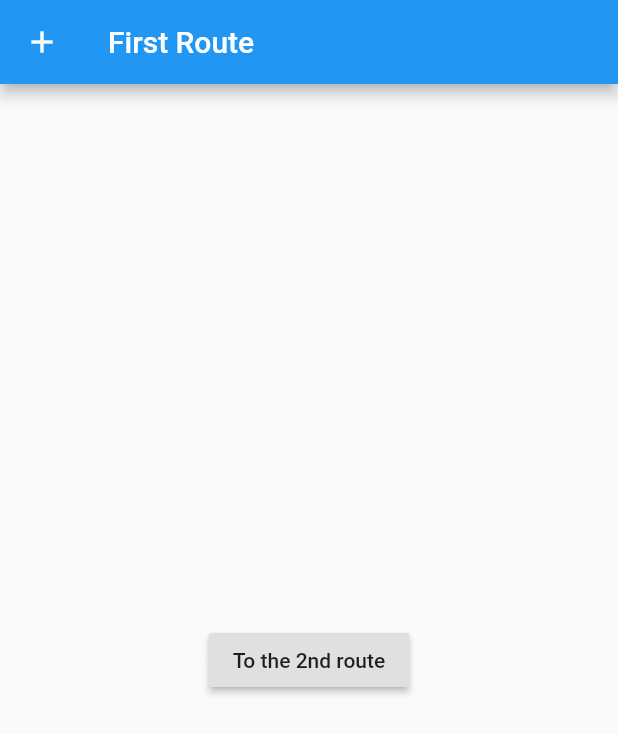
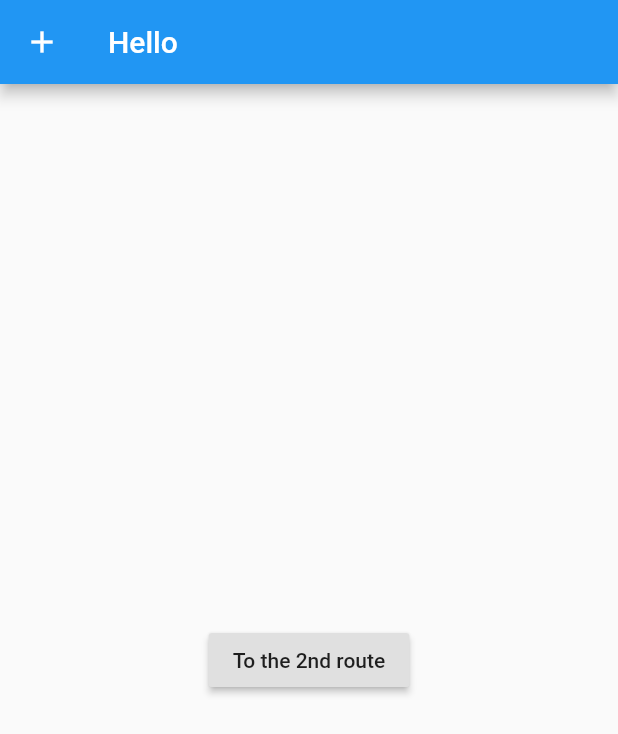
Before and after one commit to kmh339/flutter_login, a Flutter app: the First screen opened directly, on a phone screen of 412 x 824 dp. Shown: the top 734 px of the screen. Run offline on Flutter 3.47's test engine with Material 2 defaults, Android fonts, the phone set to English and light mode, and no system bars; our stand-ins replace bloc, equatable, flutter_bloc, get, rxdart, shared_preferences; accounts and stored records are empty; generated files the repository leaves out were written again.

Commit message:
login vice-nyanga; get user info 2 (by UserRepository) & sending arguments

```diff
--- a/lib/blocs/login/login_bloc.dart
+++ b/lib/blocs/login/login_bloc.dart
@@ -63,9 +63,11 @@ class LoginBloc extends Bloc<LoginEvent, LoginState> {
         User user = User.fromJson(response);
         UserData userData = user.data;
         UserMeta userMeta = user.meta;
+        print("user token : ${userMeta.token}");
         print("Success Login");
-
-        yield LoginSuccess(name: userData.name, token: userMeta.token);
+        _userRepository.persistToken(userMeta.token);
+        _userRepository.persistName(userData.name);
+        yield LoginSuccess();
       }
     } catch (_) {
       yield LoginFailure(error: "error in login");
--- a/lib/main.dart
+++ b/lib/main.dart
@@ -34,9 +34,6 @@ class App extends StatelessWidget {
   @override
   Widget build(BuildContext context) {
     return MaterialApp(
-      onGenerateRoute: Router.generateRoute,
-      initialRoute: "/",
-      navigatorKey: Get.key,
       home: BlocBuilder<AuthenticationBloc, AuthenticationState>(
         builder: (context, state) {
           if (state is Authenticated) {
--- a/lib/ui/home/home_page.dart
+++ b/lib/ui/home/home_page.dart
@@ -1,32 +1,26 @@
 import 'package:flutter/material.dart';
-
-import 'package:flutter_bloc/flutter_bloc.dart';
-import 'package:flutter_login/blocs/authentication/authentication_bloc.dart';
-import 'package:flutter_login/blocs/authentication/authentication_event.dart';
+import 'package:flutter_login/repositories/user_repository.dart';
 import 'package:flutter_login/router/router.dart';
 import 'package:get/get.dart';
 
-class HomePage extends StatelessWidget {
+class HomePage extends StatefulWidget {
+  @override
+  _HomePageState createState() => _HomePageState();
+}
+
+class _HomePageState extends State<HomePage> {
+
+  @override
+  void initState() {
+    super.initState();
+  }
+
   @override
   Widget build(BuildContext context) {
     return MaterialApp(
       onGenerateRoute: Router.generateRoute,
-      initialRoute: "/",
+      initialRoute: "/first",
       navigatorKey: Get.key,
-//      home: Scaffold(
-//        appBar: AppBar(
-//          title: Text('Home'),
-//        ),
-//        body: Container(
-//          child: Center(
-//              child: RaisedButton(
-//            child: Text('logout'),
-//            onPressed: () {
-//              BlocProvider.of<AuthenticationBloc>(context).add(LoggedOut());
-//            },
-//          )),
-//        ),
-//      ),
     );
   }
 }
--- a/lib/ui/login/login_form.dart
+++ b/lib/ui/login/login_form.dart
@@ -2,6 +2,7 @@ import 'package:flutter/material.dart';
 import 'package:flutter_bloc/flutter_bloc.dart';
 import 'package:flutter_login/blocs/login/login_bloc.dart';
 import 'package:flutter_login/ui/home/home_page.dart';
+import 'package:flutter_login/ui/pages/first.dart';
 import 'package:get/get.dart';
 
 class LoginForm extends StatefulWidget {
@@ -35,7 +36,8 @@ class _LoginFormState extends State<LoginForm> {
           );
         }
         if (state is LoginSuccess) {
-          Get.toNamed("/first");
+//          Get.to(HomePage());
+          Navigator.push(context, MaterialPageRoute(builder: (context) => HomePage()),);
         }
       },
       child: BlocBuilder<LoginBloc, LoginState>(
--- a/lib/ui/pages/first.dart
+++ b/lib/ui/pages/first.dart
@@ -1,10 +1,33 @@
 import 'package:flutter/cupertino.dart';
 import 'package:flutter/material.dart';
+import 'package:flutter_login/models/user_data.dart';
+import 'package:flutter_login/repositories/user_repository.dart';
 import 'package:get/get.dart';
 
-class First extends StatelessWidget {
+class First extends StatefulWidget {
+  @override
+  _FirstState createState() => _FirstState();
+}
+
+class _FirstState extends State<First> {
+  final _userRepository = UserRepository();
+  String userName;
+
+  @override
+  void initState() {
+    super.initState();
+
+    _userRepository.getName().then((name){
+      setState(() {
+        userName = name;
+      });
+      print("userName initstate : $userName");
+    });
+  }
+
   @override
   Widget build(BuildContext context) {
+
     return Scaffold(
       appBar: AppBar(
         leading: IconButton(
@@ -13,16 +36,21 @@ class First extends StatelessWidget {
             Get.snackbar("hi", "i am a modern snackbar");
           },
         ),
-        title: Text('First Route'),
+        title: Text('Hello ${userName}'),
       ),
       body: Center(
         child: RaisedButton(
           child: Text('To the 2nd route'),
           onPressed: () {
-            Get.toNamed("/second");
+            Get.toNamed("/second", arguments: "$userName", );
           },
         ),
       ),
     );
   }
+
+  @override
+  void dispose(){
+    super.dispose();
+  }
 }
--- a/lib/ui/pages/second.dart
+++ b/lib/ui/pages/second.dart
@@ -5,13 +5,15 @@ import 'package:get/get.dart';
 class Second extends StatelessWidget {
   @override
   Widget build(BuildContext context) {
+    final String arg = ModalRoute.of(context).settings.arguments;
+
     return Scaffold(
       appBar: AppBar(
         title: Text('second Route'),
       ),
       body: Center(
         child: RaisedButton(
-          child: Text('To the last route \nargument :'),
+          child: Text('To the last route \nargument : ${arg}'),
           onPressed: () {
             Get.toNamed("/third");
           },
--- a/pubspec.yaml
+++ b/pubspec.yaml
@@ -11,7 +11,7 @@ dependencies:
   flutter_bloc:
   equatable: ^1.0.0
   shared_preferences: ^0.5.7
-  get: ^1.17.3
+  get: ^2.0.3
   rxdart: ^0.23.1
   json_serializable: ^3.3.0
   build_runner: ^1.9.0
```
Also changed, not shown: lib/blocs/login/login_state.dart (+10 -10 lines), lib/repositories/user_repository.dart (+15 -4 lines), lib/router/router.dart (+10 -6 lines), lib/services/amuse_api_client.dart (+6 -8 lines).
